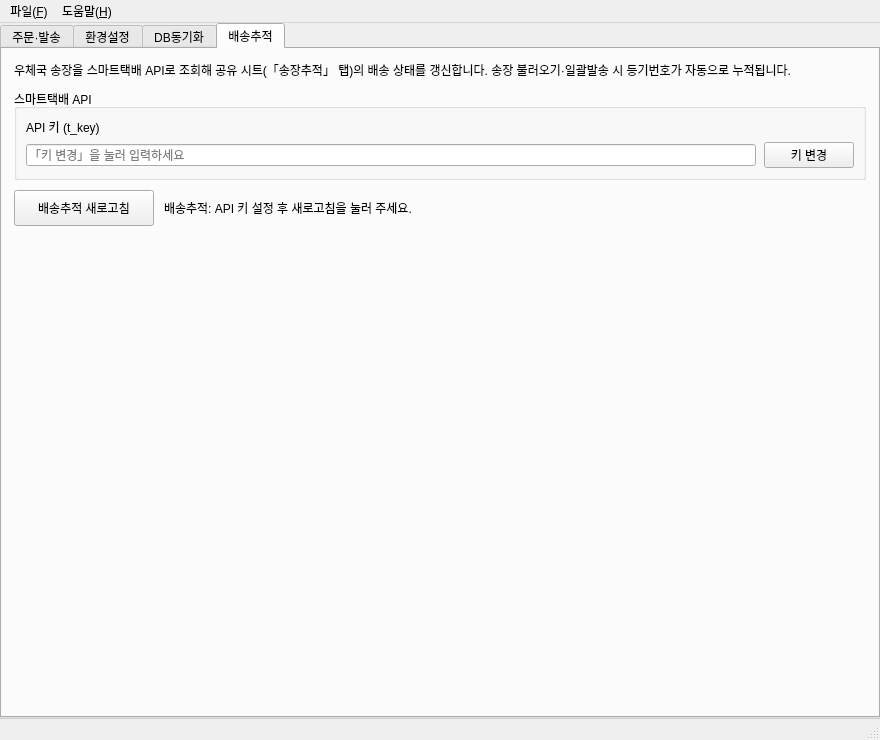
Old version of the form ui/main_window.ui in the repository Peanut0711/easy-fulfill.
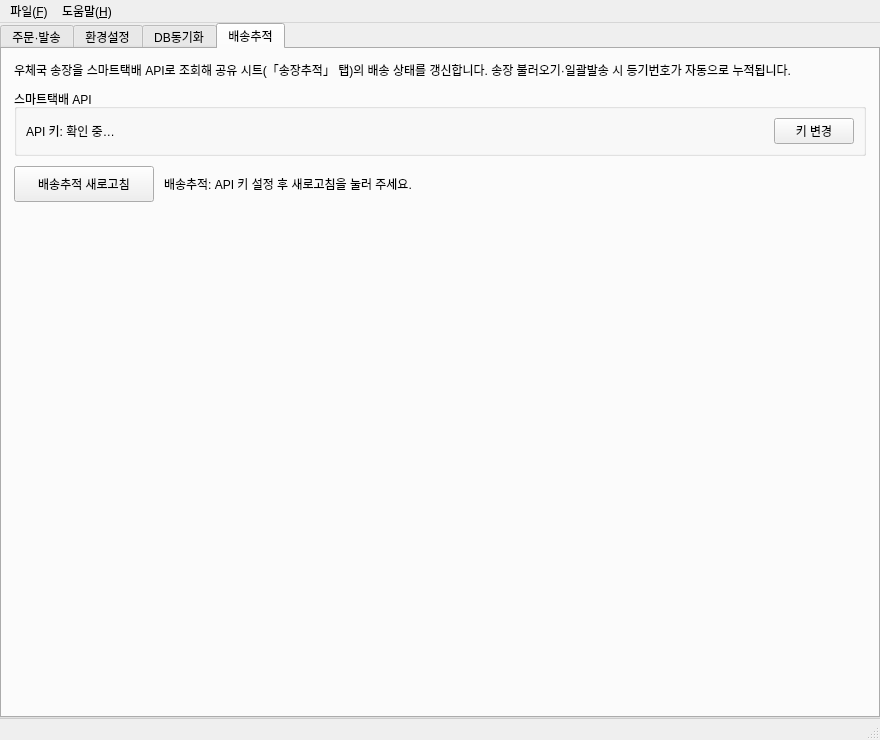
New version of the form. The open tabs and pages were chosen to show the change.

Commit message:
feat(ui): API 키 UI 소형화 + 탭 순서 재배치
API 키 소형화(일반 유저는 키 조회·변경 불필요):
- 큰 마스킹 입력칸 제거 → "API 키: 유효함/미설정/확인 실패" 상태 텍스트 + 작은 「키 변경」 버튼
- 키 변경은 비밀번호 입력 다이얼로그(QInputDialog)로, 검증 통과 시에만 저장
- 배송추적 탭 진입 시 공유 키 유효성 백그라운드 확인 후 상태만 표시

탭 순서: 주문·발송 / 배송추적 / DB동기화 / 환경설정
- 런타임 재배치(_apply_tab_order), 탭 분기는 인덱스 대신 objectName 기반으로 변경

Diff of the .ui file:
```diff
--- a/ui/main_window.ui
+++ b/ui/main_window.ui
@@ -1319,46 +1319,37 @@
           <property name="title">
            <string>스마트택배 API</string>
           </property>
-          <layout class="QVBoxLayout" name="verticalLayout_tracking_api">
-           <property name="spacing">
-            <number>6</number>
-           </property>
-           <item>
-            <widget class="QLabel" name="label_sweettracker_key">
-             <property name="text">
-              <string>API 키 (t_key)</string>
-             </property>
-            </widget>
-           </item>
-           <item>
-            <layout class="QHBoxLayout" name="horizontalLayout_key_row">
+          <layout class="QHBoxLayout" name="horizontalLayout_tracking_api">
              <property name="spacing">
               <number>8</number>
              </property>
              <item>
-              <widget class="QLineEdit" name="lineEdit_sweettracker_key">
-               <property name="readOnly">
+            <widget class="QLabel" name="label_tracking_key_status">
+             <property name="sizePolicy">
+              <sizepolicy hsizetype="Expanding" vsizetype="Preferred">
+               <horstretch>1</horstretch>
+               <verstretch>0</verstretch>
+              </sizepolicy>
+             </property>
+             <property name="text">
+              <string>API 키: 확인 중…</string>
+             </property>
+             <property name="wordWrap">
                 <bool>true</bool>
                </property>
-               <property name="echoMode">
-                <enum>QLineEdit::EchoMode::Password</enum>
-               </property>
-               <property name="placeholderText">
-                <string>「키 변경」을 눌러 입력하세요</string>
-               </property>
               </widget>
              </item>
              <item>
               <widget class="QPushButton" name="pushButton_tracking_key_edit">
                <property name="minimumSize">
                 <size>
-                 <width>90</width>
+               <width>80</width>
                  <height>0</height>
                 </size>
                </property>
                <property name="maximumSize">
                 <size>
-                 <width>120</width>
+               <width>100</width>
                  <height>16777215</height>
                 </size>
                </property>
@@ -1366,11 +1357,9 @@
                 <string>키 변경</string>
                </property>
                <property name="toolTip">
-                <string>공유 API 키를 변경합니다. 변경 시 직원 전원에게 적용됩니다.</string>
-               </property>
-              </widget>
-             </item>
-            </layout>
+              <string>관리자용: 공유 API 키를 변경합니다. 변경 시 직원 전원에게 적용됩니다.</string>
+             </property>
+            </widget>
            </item>
           </layout>
          </widget>
```
Lines whose indentation alone changed are shown as unchanged. The commit also changes 1 other file.
